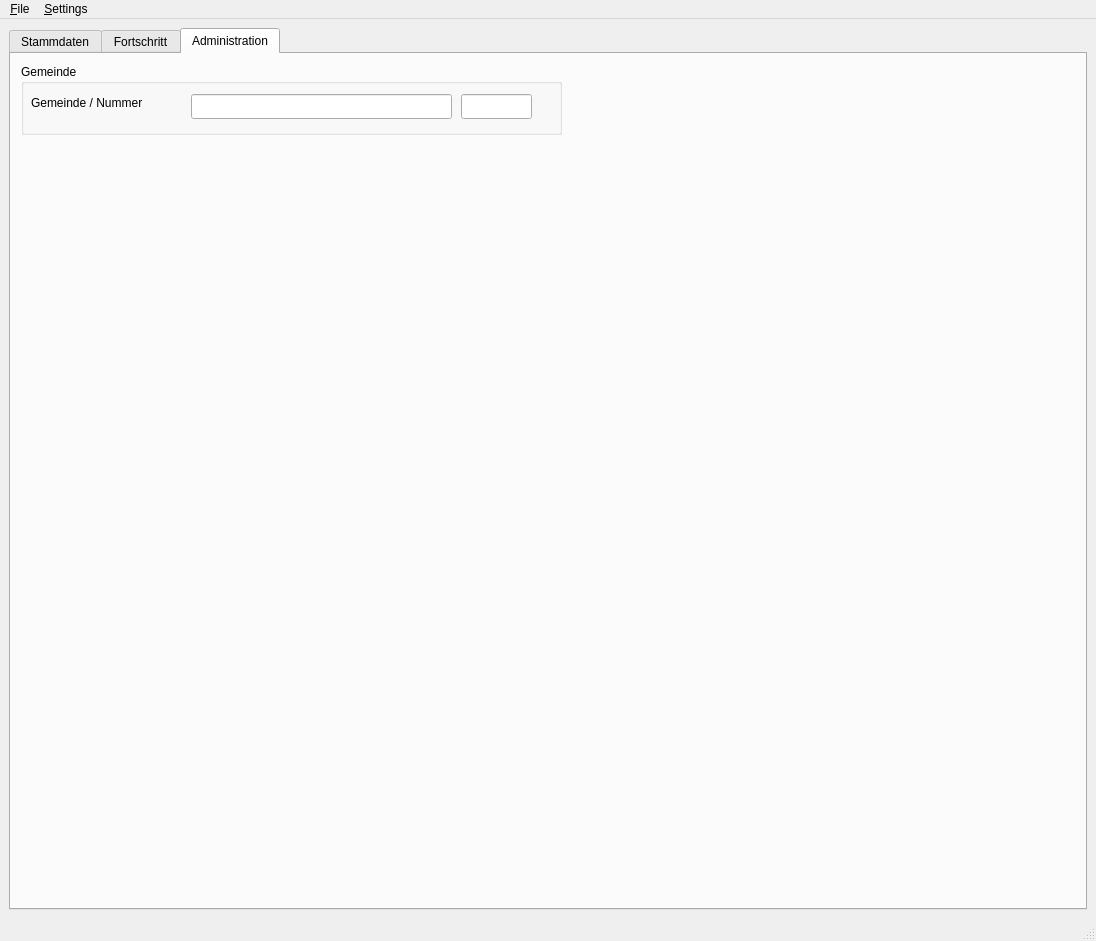
Qt form Ui/SolarProject.ui (GnuSolar/GnuSolar) before a commit.
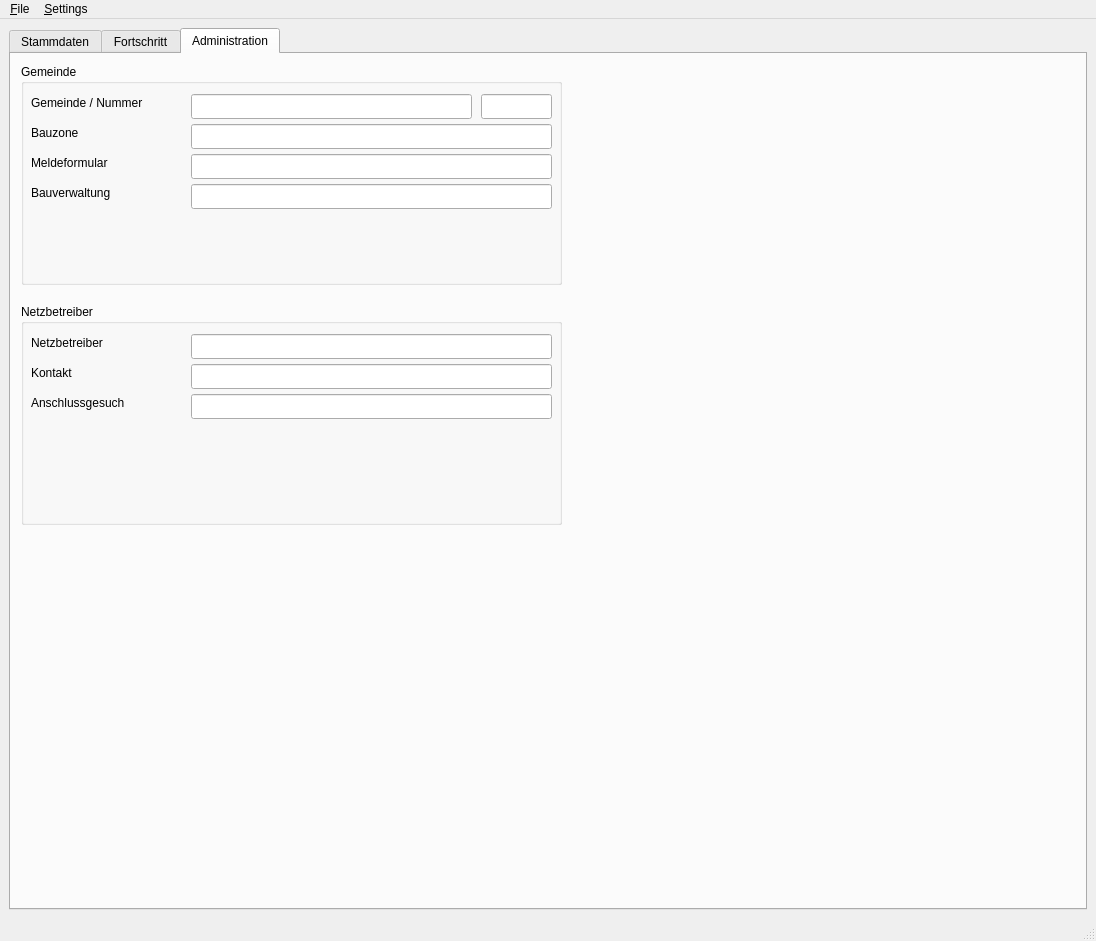
The same form after that commit. The open tabs and pages were chosen to show the change.

Commit message: Start of Administration section of PV Project

What changed in the file:
```diff
--- a/Ui/SolarProject.ui
+++ b/Ui/SolarProject.ui
@@ -1251,7 +1251,7 @@
           <x>10</x>
           <y>10</y>
           <width>541</width>
-          <height>71</height>
+          <height>221</height>
          </rect>
         </property>
         <property name="title">
@@ -1275,7 +1275,7 @@
           <rect>
            <x>170</x>
            <y>30</y>
-           <width>261</width>
+           <width>281</width>
            <height>25</height>
           </rect>
          </property>
@@ -1283,13 +1283,13 @@
           <string/>
          </property>
          <property name="readOnly">
-          <bool>false</bool>
+          <bool>true</bool>
          </property>
         </widget>
         <widget class="QLineEdit" name="pvp_plantLocation_municipality_code">
          <property name="geometry">
           <rect>
-           <x>440</x>
+           <x>460</x>
            <y>30</y>
            <width>71</width>
            <height>25</height>
@@ -1299,7 +1299,194 @@
           <string/>
          </property>
          <property name="readOnly">
-          <bool>false</bool>
+          <bool>true</bool>
+         </property>
+        </widget>
+        <widget class="QLabel" name="label_17">
+         <property name="geometry">
+          <rect>
+           <x>10</x>
+           <y>60</y>
+           <width>141</width>
+           <height>17</height>
+          </rect>
+         </property>
+         <property name="text">
+          <string>Bauzone</string>
+         </property>
+        </widget>
+        <widget class="QLabel" name="label_18">
+         <property name="geometry">
+          <rect>
+           <x>10</x>
+           <y>90</y>
+           <width>141</width>
+           <height>17</height>
+          </rect>
+         </property>
+         <property name="text">
+          <string>Meldeformular</string>
+         </property>
+        </widget>
+        <widget class="QLabel" name="label_19">
+         <property name="geometry">
+          <rect>
+           <x>10</x>
+           <y>120</y>
+           <width>141</width>
+           <height>17</height>
+          </rect>
+         </property>
+         <property name="text">
+          <string>Bauverwaltung</string>
+         </property>
+        </widget>
+        <widget class="QLineEdit" name="evu_4">
+         <property name="geometry">
+          <rect>
+           <x>170</x>
+           <y>60</y>
+           <width>361</width>
+           <height>25</height>
+          </rect>
+         </property>
+         <property name="text">
+          <string/>
+         </property>
+         <property name="readOnly">
+          <bool>true</bool>
+         </property>
+        </widget>
+        <widget class="QLineEdit" name="evu_5">
+         <property name="geometry">
+          <rect>
+           <x>170</x>
+           <y>90</y>
+           <width>361</width>
+           <height>25</height>
+          </rect>
+         </property>
+         <property name="text">
+          <string/>
+         </property>
+         <property name="readOnly">
+          <bool>true</bool>
+         </property>
+        </widget>
+        <widget class="QLineEdit" name="evu_6">
+         <property name="geometry">
+          <rect>
+           <x>170</x>
+           <y>120</y>
+           <width>361</width>
+           <height>25</height>
+          </rect>
+         </property>
+         <property name="text">
+          <string/>
+         </property>
+         <property name="readOnly">
+          <bool>true</bool>
+         </property>
+        </widget>
+       </widget>
+       <widget class="QGroupBox" name="groupBox_5">
+        <property name="geometry">
+         <rect>
+          <x>10</x>
+          <y>250</y>
+          <width>541</width>
+          <height>221</height>
+         </rect>
+        </property>
+        <property name="title">
+         <string>Netzbetreiber</string>
+        </property>
+        <widget class="QLabel" name="label_24">
+         <property name="geometry">
+          <rect>
+           <x>10</x>
+           <y>30</y>
+           <width>141</width>
+           <height>17</height>
+          </rect>
+         </property>
+         <property name="text">
+          <string>Netzbetreiber</string>
+         </property>
+        </widget>
+        <widget class="QLineEdit" name="evu">
+         <property name="geometry">
+          <rect>
+           <x>170</x>
+           <y>30</y>
+           <width>361</width>
+           <height>25</height>
+          </rect>
+         </property>
+         <property name="text">
+          <string/>
+         </property>
+         <property name="readOnly">
+          <bool>true</bool>
+         </property>
+        </widget>
+        <widget class="QLabel" name="label_27">
+         <property name="geometry">
+          <rect>
+           <x>10</x>
+           <y>90</y>
+           <width>141</width>
+           <height>17</height>
+          </rect>
+         </property>
+         <property name="text">
+          <string>Anschlussgesuch</string>
+         </property>
+        </widget>
+        <widget class="QLineEdit" name="evu_2">
+         <property name="geometry">
+          <rect>
+           <x>170</x>
+           <y>90</y>
+           <width>361</width>
+           <height>25</height>
+          </rect>
+         </property>
+         <property name="text">
+          <string/>
+         </property>
+         <property name="readOnly">
+          <bool>true</bool>
+         </property>
+        </widget>
+        <widget class="QLabel" name="label_28">
+         <property name="geometry">
+          <rect>
+           <x>10</x>
+           <y>60</y>
+           <width>141</width>
+           <height>17</height>
+          </rect>
+         </property>
+         <property name="text">
+          <string>Kontakt</string>
+         </property>
+        </widget>
+        <widget class="QLineEdit" name="evu_3">
+         <property name="geometry">
+          <rect>
+           <x>170</x>
+           <y>60</y>
+           <width>361</width>
+           <height>25</height>
+          </rect>
+         </property>
+         <property name="text">
+          <string/>
+         </property>
+         <property name="readOnly">
+          <bool>true</bool>
          </property>
         </widget>
        </widget>
```
Left out of the diff: 4 changed lines with no effect on the pictures. The commit also changes 2 other files.
